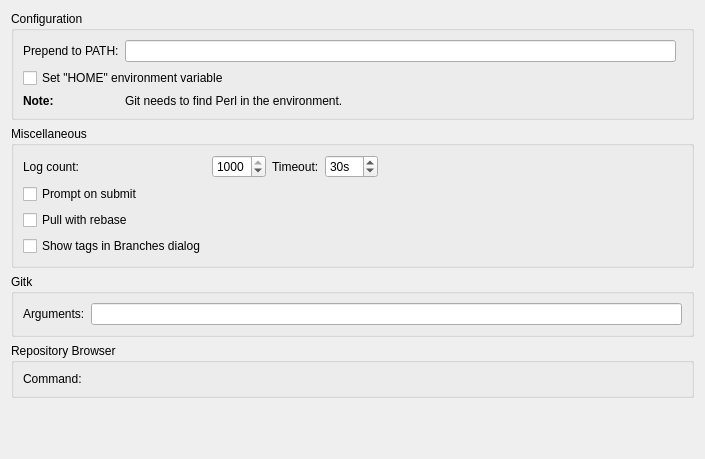
Old version of the form src/plugins/git/settingspage.ui in the repository qt-creator/qt-creator.
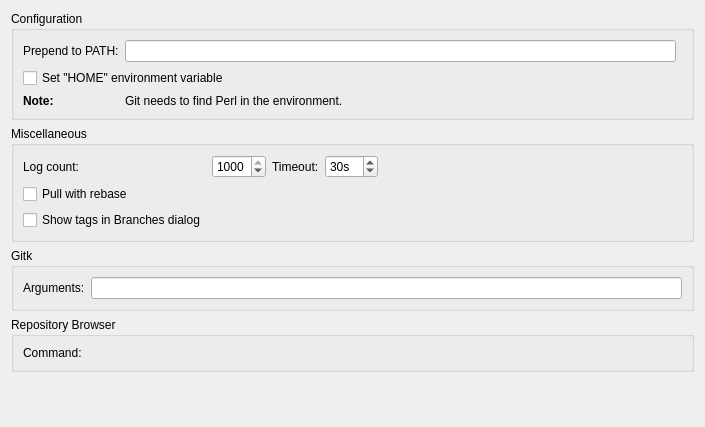
New version of the form. Custom widgets are drawn as their Qt base class.

Commit message:
DVCS: Never prompt before committing
Commit is local. There's no reason to prompt.

```diff
--- a/src/plugins/git/settingspage.ui
+++ b/src/plugins/git/settingspage.ui
@@ -7,7 +7,7 @@
     <x>0</x>
     <y>0</y>
     <width>705</width>
-    <height>459</height>
+    <height>427</height>
    </rect>
   </property>
   <layout class="QVBoxLayout" name="verticalLayout">
@@ -60,7 +60,7 @@
       <string>Miscellaneous</string>
      </property>
      <layout class="QGridLayout" name="gridLayout">
-      <item row="2" column="0" colspan="2">
+      <item row="1" column="0" colspan="2">
        <widget class="QCheckBox" name="pullRebaseCheckBox">
         <property name="text">
          <string>Pull with rebase</string>
@@ -96,13 +96,6 @@
         </property>
        </widget>
       </item>
-      <item row="1" column="0" colspan="2">
-       <widget class="QCheckBox" name="promptToSubmitCheckBox">
-        <property name="text">
-         <string>Prompt on submit</string>
-        </property>
-       </widget>
-      </item>
       <item row="0" column="0">
        <widget class="QLabel" name="logCountLabel">
         <property name="text">
@@ -130,7 +123,7 @@
         </property>
        </widget>
       </item>
-      <item row="3" column="0">
+      <item row="2" column="0">
        <widget class="QCheckBox" name="showTagsCheckBox">
         <property name="text">
          <string>Show tags in Branches dialog</string>
```
The commit also changes 8 other files.
